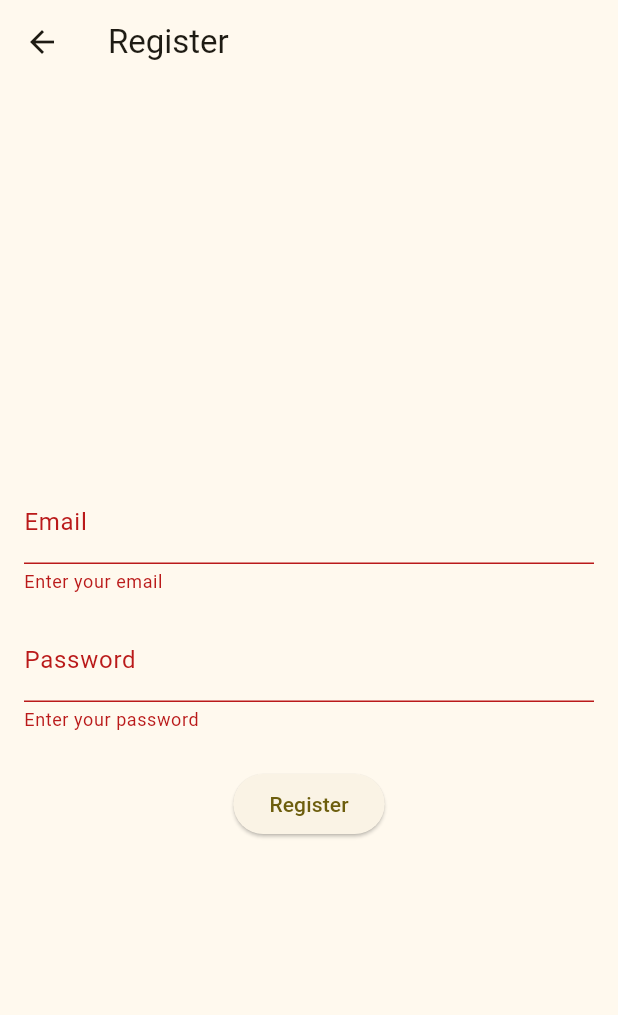
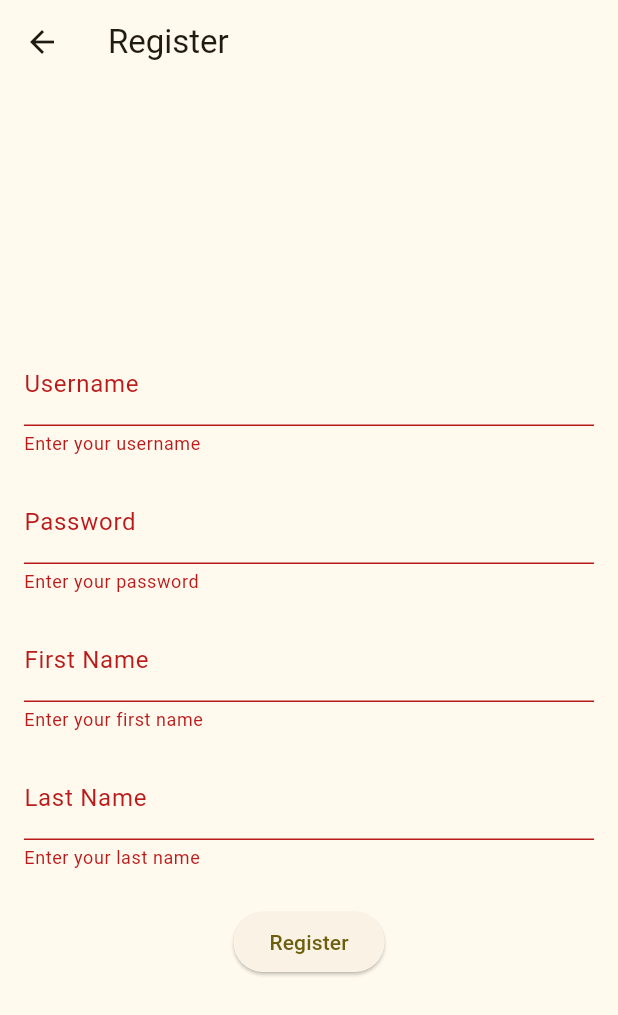
Before and after one commit to BananaLnwZa/ProjectGuay, a Flutter app: the RegisterPage screen opened directly, after a tap on "Register", on a phone screen of 412 x 824 dp. Shown: the top 1015 px of the screen. Run offline on Flutter 3.47's test engine with Material 3 defaults, Android fonts, the phone set to English and light mode, and no system bars; our stand-ins replace image_picker, jwt_decoder, shared_preferences; accounts and stored records are empty; network calls fail.

Commit message:
register+api

```diff
--- a/frontend/mobile/lib/src/login.dart
+++ b/frontend/mobile/lib/src/login.dart
@@ -2,7 +2,8 @@ import 'package:flutter/material.dart';
 import 'package:http/http.dart' as http;
 import 'dart:convert';
 import 'package:shared_preferences/shared_preferences.dart';
-import '../main.dart'; // import เพื่อ redirect ไปหน้าแรก
+import '../main.dart';
+import 'register.dart';
 
 class LoginPage extends StatefulWidget {
   const LoginPage({super.key});
@@ -91,6 +92,16 @@ class _LoginPageState extends State<LoginPage> {
             _isLoading
                 ? const CircularProgressIndicator()
                 : ElevatedButton(onPressed: _login, child: const Text('Login')),
+            const SizedBox(height: 16),
+            TextButton(
+              onPressed: () {
+                Navigator.push(
+                  context,
+                  MaterialPageRoute(builder: (context) => const RegisterPage()),
+                );
+              },
+              child: const Text('สมัครสมาชิก'),
+            ),
           ],
         ),
       ),
--- a/frontend/mobile/lib/src/register.dart
+++ b/frontend/mobile/lib/src/register.dart
@@ -1,4 +1,6 @@
 import 'package:flutter/material.dart';
+import 'package:http/http.dart' as http;
+import 'dart:convert';
 
 class RegisterPage extends StatefulWidget {
   const RegisterPage({super.key});
@@ -9,16 +11,40 @@ class RegisterPage extends StatefulWidget {
 
 class _RegisterPageState extends State<RegisterPage> {
   final _formKey = GlobalKey<FormState>();
-  String _email = '';
+  String _username = '';
   String _password = '';
+  String _firstName = '';
+  String _lastName = '';
 
-  void _register() {
+  Future<void> _register() async {
     if (_formKey.currentState!.validate()) {
       _formKey.currentState!.save();
-      // Handle registration logic here
-      ScaffoldMessenger.of(context).showSnackBar(
-        const SnackBar(content: Text('Registered successfully!')),
+
+      final response = await http.post(
+        Uri.parse('http://localhost:4000/api/register'),
+        headers: {'Content-Type': 'application/json'},
+        body: jsonEncode({
+          'username': _username,
+          'password': _password,
+          'firstName': _firstName,
+          'lastName': _lastName,
+        }),
       );
+
+      final data = jsonDecode(response.body);
+
+      if (response.statusCode == 200 && data['status'] == true) {
+        ScaffoldMessenger.of(context).showSnackBar(
+          SnackBar(
+            content: Text(data['message'] ?? 'Registered successfully!'),
+          ),
+        );
+        Navigator.pop(context); // กลับไปหน้า login หรือหน้าก่อนหน้า
+      } else {
+        ScaffoldMessenger.of(context).showSnackBar(
+          SnackBar(content: Text(data['message'] ?? 'Registration failed')),
+        );
+      }
     }
   }
 
@@ -34,19 +60,36 @@ class _RegisterPageState extends State<RegisterPage> {
             mainAxisAlignment: MainAxisAlignment.center,
             children: [
               TextFormField(
-                decoration: const InputDecoration(labelText: 'Email'),
-                keyboardType: TextInputType.emailAddress,
-                validator: (value) =>
-                    value == null || value.isEmpty ? 'Enter your email' : null,
-                onSaved: (value) => _email = value ?? '',
+                decoration: const InputDecoration(labelText: 'Username'),
+                validator: (value) => value == null || value.isEmpty
+                    ? 'Enter your username'
+                    : null,
+                onSaved: (value) => _username = value ?? '',
               ),
               const SizedBox(height: 16),
               TextFormField(
                 decoration: const InputDecoration(labelText: 'Password'),
                 obscureText: true,
-                validator: (value) =>
-                    value == null || value.isEmpty ? 'Enter your password' : null,
+                validator: (value) => value == null || value.isEmpty
+                    ? 'Enter your password'
+                    : null,
                 onSaved: (value) => _password = value ?? '',
+              ),
+              const SizedBox(height: 16),
+              TextFormField(
+                decoration: const InputDecoration(labelText: 'First Name'),
+                validator: (value) => value == null || value.isEmpty
+                    ? 'Enter your first name'
+                    : null,
+                onSaved: (value) => _firstName = value ?? '',
+              ),
+              const SizedBox(height: 16),
+              TextFormField(
+                decoration: const InputDecoration(labelText: 'Last Name'),
+                validator: (value) => value == null || value.isEmpty
+                    ? 'Enter your last name'
+                    : null,
+                onSaved: (value) => _lastName = value ?? '',
               ),
               const SizedBox(height: 24),
               ElevatedButton(
```
